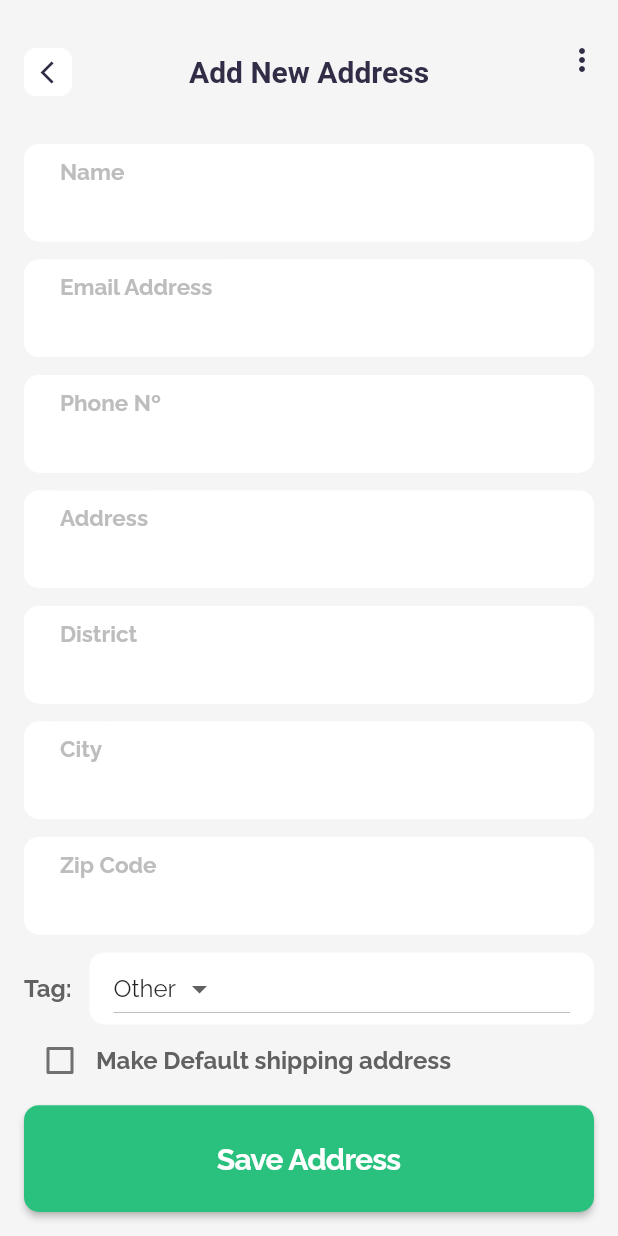
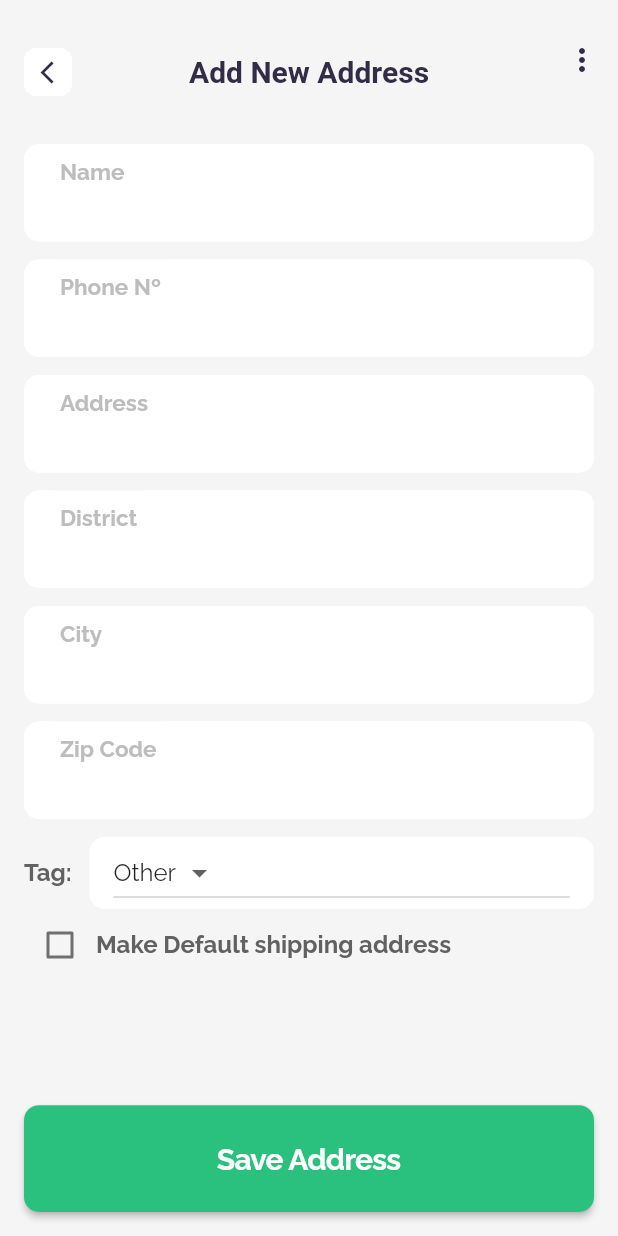
Before and after one commit to xandecoelho5/tcc, a Flutter app: the AddNewAddressScreen screen opened by its route, on a phone screen of 412 x 824 dp. Run offline on Flutter 3.47's test engine with Material 2 defaults, Android fonts, the light colour scheme and no system bars; our stand-ins replace flutter_modular, flutter_slidable, syncfusion_flutter_sliders, timelines; missing offline and left inert: syncfusion_flutter_core.

Commit message:
updated address model

```diff
--- a/e_markety_client/lib/features/order/address/components/address_item.dart
+++ b/e_markety_client/lib/features/order/address/components/address_item.dart
@@ -91,8 +91,6 @@ class AddressItem extends StatelessWidget {
                 const SizedBox(height: 8),
                 row(Icons.phone, address.phone),
                 const SizedBox(height: 8),
-                row(Icons.mail, address.email),
-                const SizedBox(height: 8),
                 row(Icons.location_on, address.fullAddress),
               ],
             ),
--- a/e_markety_client/lib/features/order/address/models/address.dart
+++ b/e_markety_client/lib/features/order/address/models/address.dart
@@ -4,7 +4,6 @@ class Address {
   final int id;
   final Tag tag;
   final String name;
-  final String email;
   final String phone;
   final String address;
   final String district; // Bairro
@@ -16,7 +15,6 @@ class Address {
     required this.id,
     required this.tag,
     required this.name,
-    required this.email,
     required this.phone,
     required this.address,
     required this.district,
--- a/e_markety_client/lib/features/order/address/screens/add_new_address_screen.dart
+++ b/e_markety_client/lib/features/order/address/screens/add_new_address_screen.dart
@@ -57,8 +57,6 @@ class _AddNewAddressScreenState extends State<AddNewAddressScreen> {
                   child: Column(
                     children: [
                       CustomTextFormField(label: 'Name'),
-                      const SizedBox(height: 12),
-                      CustomTextFormField(label: 'Email Address'),
                       const SizedBox(height: 12),
                       CustomTextFormField(label: 'Phone Nº'),
                       const SizedBox(height: 12),
--- a/e_markety_client/lib/shared/mocks/mocks.dart
+++ b/e_markety_client/lib/shared/mocks/mocks.dart
@@ -158,11 +158,10 @@ const addressMock = [
   Address(
     id: 1,
     tag: Tag.home,
-    address: 'A/234, Kigs Plazaa',
+    address: 'A/234, Kigs Plaza',
     district: 'Mithakhali',
     city: 'Ahmedabad',
     zipcode: '380009',
-    email: 'lucymartin@gmail.com',
     name: 'Lucy Martin',
     isDefault: true,
     phone: '+91 234 567 8900',
@@ -175,7 +174,6 @@ const addressMock = [
     phone: '+91 567 890 2340',
     city: 'Ahmedabad',
     zipcode: '382415',
-    email: 'lucymartin@gmail.com',
     district: 'Pondichory',
   ),
 ];
@@ -206,7 +204,7 @@ final ordersMock = [
     status: OrderStatus.confirmed,
   ),
   Order(
-    id: 2203,
+    id: 2202,
     createdAt: DateTime.now().subtract(const Duration(days: 7)),
     deliveryType: DeliveryType.delivery,
     items: cartItemsMock,
@@ -217,7 +215,7 @@ final ordersMock = [
     status: OrderStatus.shipped,
   ),
   Order(
-    id: 2203,
+    id: 2201,
     createdAt: DateTime.now().subtract(const Duration(days: 7)),
     deliveryType: DeliveryType.delivery,
     items: cartItemsMock,
@@ -228,7 +226,7 @@ final ordersMock = [
     status: OrderStatus.outForDelivery,
   ),
   Order(
-    id: 2203,
+    id: 2200,
     createdAt: DateTime.now().subtract(const Duration(days: 7)),
     deliveryType: DeliveryType.delivery,
     items: cartItemsMock,
@@ -245,5 +243,5 @@ const userMock = User(
   name: 'Lucy Martin',
   email: 'lucymartin@gmail.com',
   avatarUrl: 'https://avatars.githubusercontent.com/u/45719696',
-  password: '123214',
+  password: '123456',
 );
--- a/e_markety_client/lib/shared/theme/constants.dart
+++ b/e_markety_client/lib/shared/theme/constants.dart
@@ -33,6 +33,7 @@ const kScaffoldColor = Color(0xFFF5F5F5);
 
 const kWeakSecondaryColor = Color(0XFFCEF7E4);
 
+const kGreenColor = Color(0XFF4CA64C);
 const kLightBrownColor = Color(0xFFD39447);
 const kMediumBrownColor = Color(0xFF7E724C);
 const kBrownColor = Color(0xFFB34F2D);
@@ -42,7 +43,6 @@ const kBlueColor = Color(0XFF2788BB);
 const kPinkColor = Color(0XFFF2598D);
 const kLightGreyColor = Color(0XFF787161);
 const kWeakBrownColor = Color(0XFFB7823C);
-const kGreenColor = Color(0XFF4CA64C);
 const kGoogleColor = Color(0XFFEA4335);
 const kFacebookColor = Color(0XFF3B5998);
 final kDarkGreyColor = Colors.grey.shade600;
```
